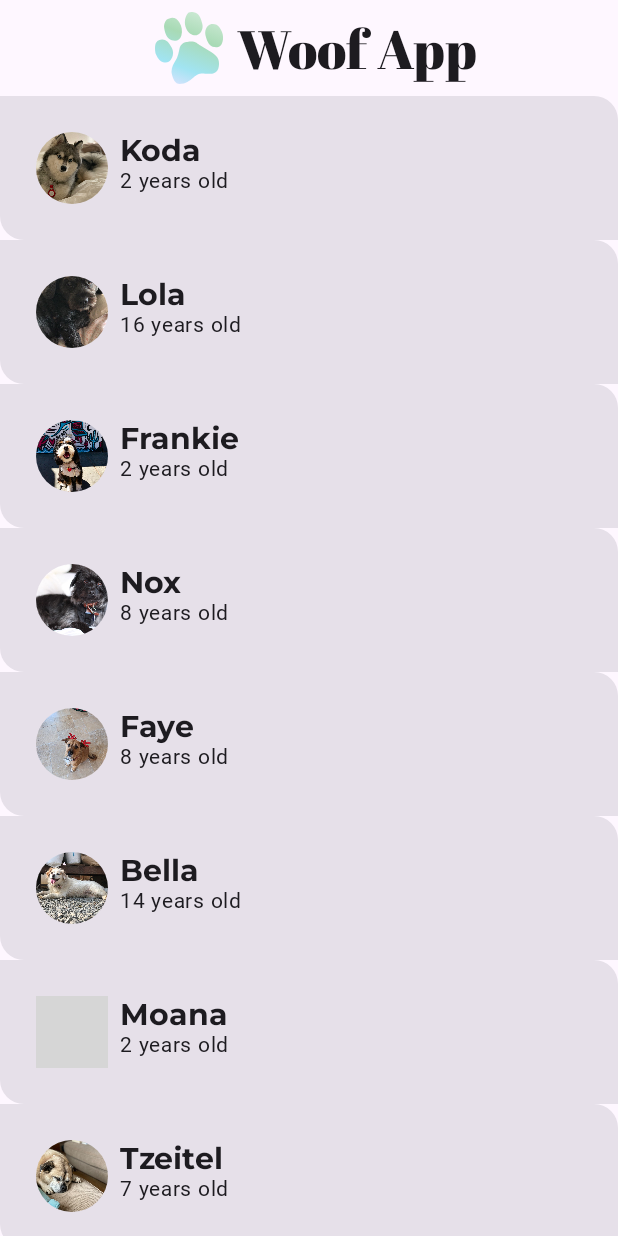
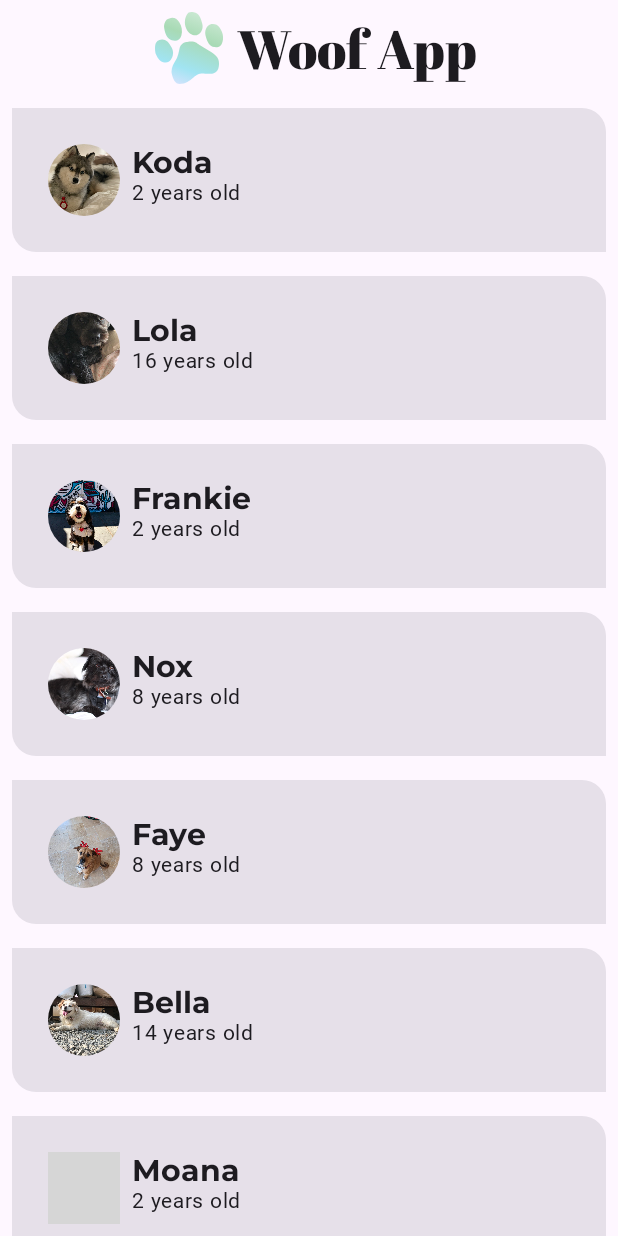
Before and after one commit to Miftahul93/WoofApp, an Android app built with Jetpack Compose: the screen it shows after launch (MainActivity), on a phone screen of 412 x 824 dp. Run offline under Robolectric (Android 15) with nearby library versions, the phone set to English and light mode, and no system bars; Roboto replaces fonts that are not available here; grey boxes are pictures that could not be loaded.

Commit message:
wez oke gawe mumet modifier Card salah huruf besar harusnya kecil

```diff
--- a/app/src/main/java/com/athaya/woofapp/MainActivity.kt
+++ b/app/src/main/java/com/athaya/woofapp/MainActivity.kt
@@ -78,18 +78,21 @@ fun WoofApp() {
 fun WoofTopAppBar(modifier: Modifier = Modifier) {
     CenterAlignedTopAppBar(
         title = {
-            Row (
+            Row(
                 verticalAlignment = Alignment.CenterVertically
-            ){
+            ) {
                 Image(
                     modifier = Modifier
                         .size(dimensionResource(id = R.dimen.image_size))
                         .padding(dimensionResource(id = R.dimen.padding_small)),
                     painter = painterResource(id = R.drawable.ic_woof_logo),
-                    contentDescription = null)
+                    contentDescription = null
+                )
 
-                Text(text = stringResource(id = R.string.app_name),
-                    style = MaterialTheme.typography.displayLarge)
+                Text(
+                    text = stringResource(id = R.string.app_name),
+                    style = MaterialTheme.typography.displayLarge
+                )
             }
         },
         modifier = modifier
@@ -101,7 +104,9 @@ fun DogItem(
     dog: Dog,
     modifier: Modifier = Modifier
 ) {
-    Card(modifier = Modifier) {
+    Card(
+        modifier = modifier
+    ) {
         Row(
             modifier = modifier
                 .fillMaxWidth()
@@ -110,7 +115,6 @@ fun DogItem(
             DogIcon(dog.imageResourceId)
             DogInformation(dog.name, dog.age)
         }
-
     }
 }
 
```
